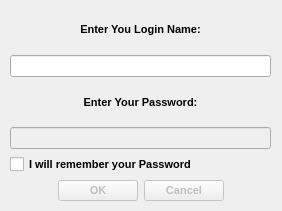
Old version of the form branches/abhijit/Ui/login.ui in the repository KarenMarkosyan/qttwitter.
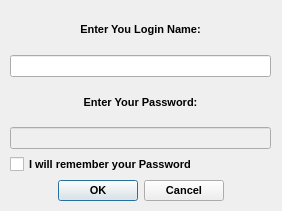
New version of the form. Icons and pictures are not drawn.

Commit message: achieved the transparency in all tabs :D

Diff of the .ui file:
```diff
--- a/branches/abhijit/Ui/login.ui
+++ b/branches/abhijit/Ui/login.ui
@@ -111,7 +111,7 @@
     <item>
      <widget class="QDialogButtonBox" name="buttonBox">
       <property name="enabled">
-       <bool>false</bool>
+       <bool>true</bool>
       </property>
       <property name="autoFillBackground">
        <bool>false</bool>
```
The commit also changes 4 other files.
